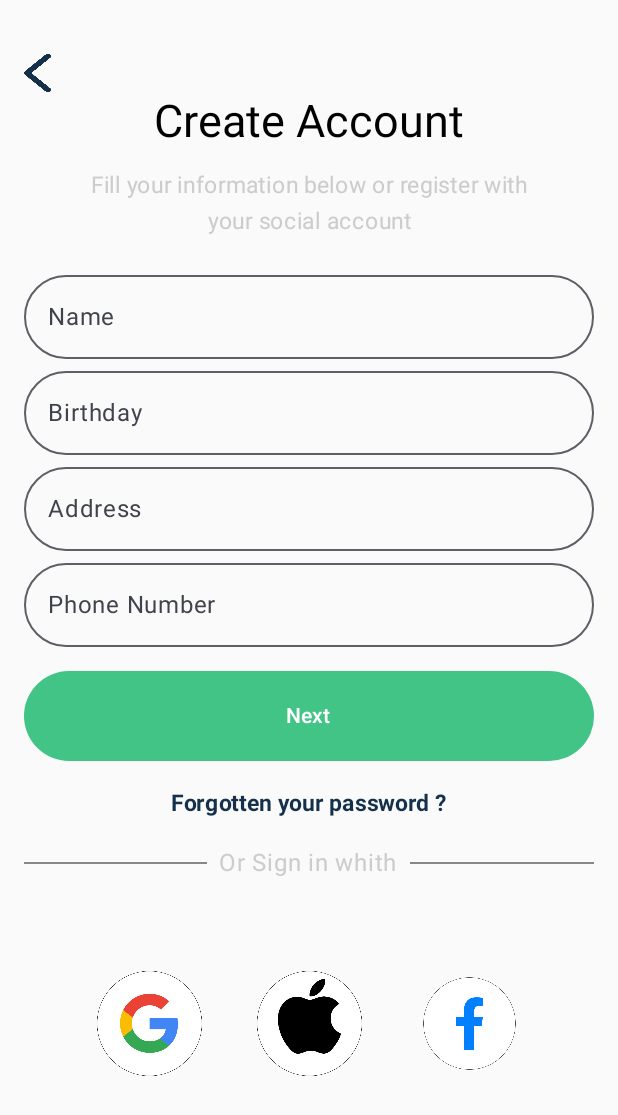
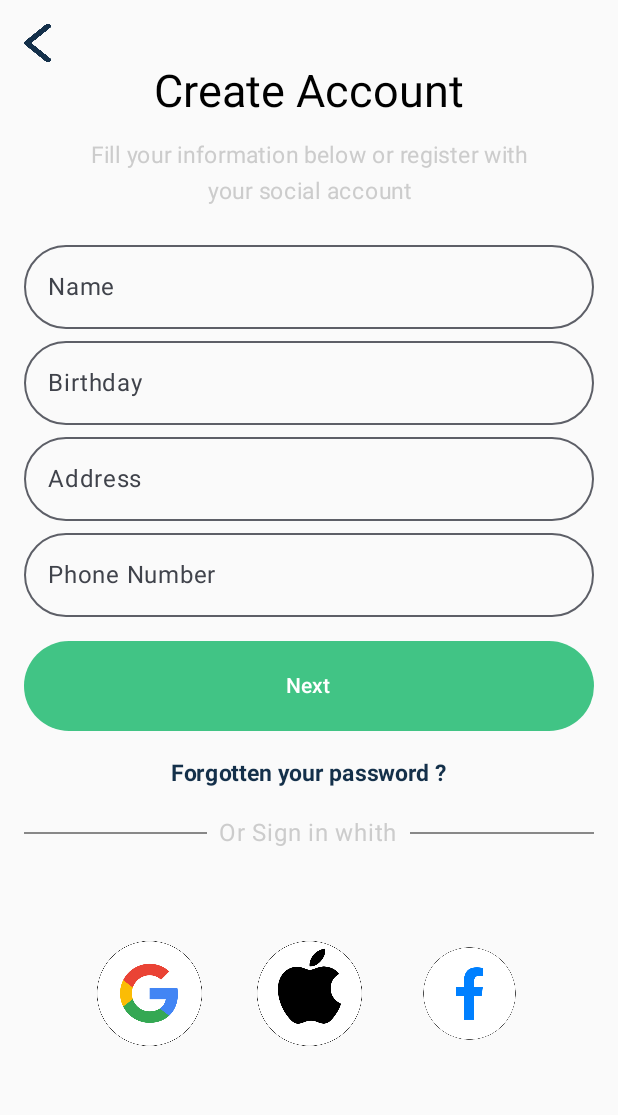
Before and after one commit to QuvonchbekGafurov/SignUp, an Android app built with Jetpack Compose: the screen it shows after launch (MainActivity), after a tap on "Log In", on a phone screen of 412 x 824 dp. Shown: the top 1115 px of the screen. Run offline under Robolectric (Android 15) with nearby library versions, the phone set to English and light mode, and no system bars.

Commit message:
finish 2

```diff
--- a/app/src/main/java/com/example/signup/MainActivity.kt
+++ b/app/src/main/java/com/example/signup/MainActivity.kt
@@ -23,7 +23,7 @@ class MainActivity : ComponentActivity() {
         enableEdgeToEdge()
         setContent {
             SignUpTheme {
-                Box(modifier = Modifier.padding(vertical = 20.dp).navigationBarsPadding() // Navigatsiya paneli ustida joylashtirish
+                Box(modifier = Modifier.navigationBarsPadding() // Navigatsiya paneli ustida joylashtirish
                 )
                 {
                     MainApp()
```
